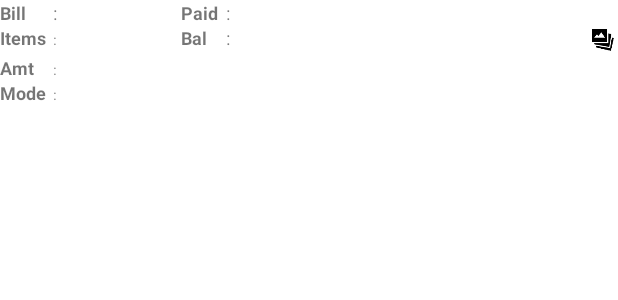
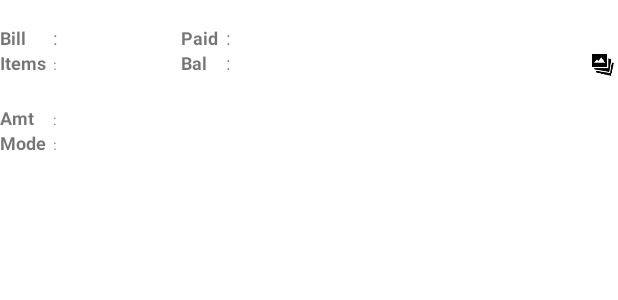
Before and after one commit to gabziltech/ClearCredit, an Android app: the layout historyresult1.xml on its own in the app's theme, with its tools: preview values and no code run, on a phone screen of 412 x 824 dp. Shown: the top 300 px of the screen. Run offline under Robolectric (Android 15) with nearby library versions, the light colour scheme and no system bars.

Commit message:
06-Oct-2016(Yogesh)

```diff
--- a/app/src/main/AndroidManifest.xml
+++ b/app/src/main/AndroidManifest.xml
@@ -13,7 +13,7 @@
 
     <application
         android:allowBackup="true"
-        android:icon="@mipmap/ic_launcher"
+        android:icon="@mipmap/ic_logo"
         android:label="@string/app_name"
         android:theme="@style/AppTheme">
         <activity
--- a/app/src/main/java/com/gabzil/retail_shop/AllPaymentListAdaptor.java
+++ b/app/src/main/java/com/gabzil/retail_shop/AllPaymentListAdaptor.java
@@ -24,7 +24,7 @@ public class AllPaymentListAdaptor extends ArrayAdapter<PaymentDBEntities> {
     }
 
     private class ViewHolder {
-        TextView date,paymentamount,paymentmode;
+        TextView date,paymentamount,paymentmode,payname;
         PaymentDBEntities data;
         LinearLayout billtype,paymenttype;
     }
@@ -41,6 +41,7 @@ public class AllPaymentListAdaptor extends ArrayAdapter<PaymentDBEntities> {
             holder = new ViewHolder();
             holder.billtype = (LinearLayout) convertView.findViewById(R.id.billtype);
             holder.paymenttype = (LinearLayout) convertView.findViewById(R.id.paymenttype);
+            holder.payname = (TextView) convertView.findViewById(R.id.payname);
             holder.date = (TextView) convertView.findViewById(R.id.date2);
             holder.paymentamount = (TextView) convertView.findViewById(R.id.paymentamount);
             holder.paymentmode = (TextView) convertView.findViewById(R.id.paymentmode);
@@ -54,6 +55,7 @@ public class AllPaymentListAdaptor extends ArrayAdapter<PaymentDBEntities> {
         holder.data = SubsList.get(position);
         String date = holder.data.getUserDate();
         holder.date.setText(TextClean(date.substring(0, 12)));
+        holder.payname.setText(holder.data.getCustomerName());
         holder.paymentamount.setText("Rs " +String.format("%.2f", holder.data.getPayAmount()));
         holder.paymentmode.setText(String.valueOf(holder.data.getPaymentMode()));
 
--- a/app/src/main/java/com/gabzil/retail_shop/BillOutstanding.java
+++ b/app/src/main/java/com/gabzil/retail_shop/BillOutstanding.java
@@ -155,7 +155,8 @@ public class BillOutstanding extends Fragment implements OnGettingOutStanding {
                 }
                 XAxis xAxis = chart.getXAxis();
                 xAxis.setPosition(XAxis.XAxisPosition.BOTTOM);
-
+                xAxis.setTextSize(10f);
+                xAxis.setSpaceBetweenLabels(2);
                 YAxis yAxisRight = chart.getAxisRight();
                 yAxisRight.setEnabled(false);
                 TextView xAxisName = new TextView(getActivity());
--- a/app/src/main/java/com/gabzil/retail_shop/CustomerBillList.java
+++ b/app/src/main/java/com/gabzil/retail_shop/CustomerBillList.java
@@ -53,7 +53,8 @@ public class CustomerBillList extends Fragment implements TaskImageComplete {
 
     public void SetBillsToList(ArrayList<BillDBEntities> bill) {
         if (bill.size() > 0){
-            subAdap = new AllBillListAdaptor(getActivity(), R.layout.historyresult, bill,this);
+            boolean flag=false;
+            subAdap = new AllBillListAdaptor(getActivity(), R.layout.historyresult, bill,this,flag);
             BillList.setAdapter(subAdap);
         }
         else {
--- a/app/src/main/java/com/gabzil/retail_shop/History.java
+++ b/app/src/main/java/com/gabzil/retail_shop/History.java
@@ -394,7 +394,8 @@ public class History extends Fragment implements OnGettingInfoFromPeriod, TaskIm
         if (bill.size() > 0) {
             message.setVisibility(View.GONE);
             list.setVisibility(View.VISIBLE);
-            subAdap1 = new AllBillListAdaptor(getActivity(), R.layout.historyresult1, bill, this);
+            boolean flag=true;
+            subAdap1 = new AllBillListAdaptor(getActivity(), R.layout.historyresult1, bill, this,flag);
             list.setAdapter(subAdap1);
         }
     }
--- a/app/src/main/res/layout/historyresult1.xml
+++ b/app/src/main/res/layout/historyresult1.xml
@@ -10,11 +10,38 @@
         android:layout_width="fill_parent"
         android:layout_height="wrap_content"
         android:orientation="vertical">
+        <LinearLayout
+            android:id="@+id/billnamelay"
+            android:layout_width="match_parent"
+            android:layout_height="wrap_content"
+            android:orientation="horizontal">
+
+            <TextView
+                android:id="@+id/billname"
+                android:layout_width="wrap_content"
+                android:layout_height="wrap_content"
+                android:textSize="12dp"
+                android:textStyle="bold"
+                />
+
+            <View
+                android:layout_width="0dp"
+                android:layout_height="0dp"
+                android:layout_weight="1"/>
+
+            <TextView
+                android:id="@+id/date"
+                android:layout_width="wrap_content"
+                android:layout_height="wrap_content"
+                android:textColor="#757575"
+                android:textSize="10dp" />
+        </LinearLayout>
 
         <LinearLayout
             android:layout_width="fill_parent"
             android:layout_height="wrap_content"
             android:orientation="horizontal">
+
 
             <LinearLayout
                 android:id="@+id/bill"
@@ -76,11 +103,12 @@
                 android:layout_weight="1"/>
 
             <TextView
-                android:id="@+id/date"
+                android:id="@+id/date3"
                 android:layout_width="wrap_content"
                 android:layout_height="wrap_content"
                 android:textColor="#757575"
                 android:textSize="10dp" />
+
 
         </LinearLayout>
 
@@ -163,6 +191,31 @@
         android:layout_width="fill_parent"
         android:layout_height="wrap_content"
         android:orientation="vertical">
+        <LinearLayout
+            android:layout_width="match_parent"
+            android:layout_height="wrap_content"
+            android:orientation="horizontal">
+
+            <TextView
+                android:id="@+id/payname"
+                android:layout_width="wrap_content"
+                android:layout_height="wrap_content"
+                android:textSize="12dp"
+                android:textStyle="bold"/>
+
+            <View
+                android:layout_width="0dp"
+                android:layout_height="0dp"
+                android:layout_weight="1" />
+
+            <TextView
+                android:id="@+id/date2"
+                android:layout_width="wrap_content"
+                android:layout_height="wrap_content"
+                android:textColor="#757575"
+                android:textSize="10dp" />
+        </LinearLayout>
+
 
         <LinearLayout
             android:layout_width="fill_parent"
@@ -188,17 +241,7 @@
                 android:layout_height="wrap_content"
                 android:textSize="12dp" />
 
-            <View
-                android:layout_width="0dp"
-                android:layout_height="0dp"
-                android:layout_weight="1" />
 
-            <TextView
-                android:id="@+id/date2"
-                android:layout_width="wrap_content"
-                android:layout_height="wrap_content"
-                android:textColor="#757575"
-                android:textSize="10dp" />
 
         </LinearLayout>
 
--- a/app/src/main/res/layout/popup_enter_code.xml
+++ b/app/src/main/res/layout/popup_enter_code.xml
@@ -63,7 +63,7 @@
                     android:background="@drawable/curve"
                     android:hint="Unique Code"
                     android:inputType="number"
-                    android:maxLength="13"
+                    android:maxLength="4"
                     android:paddingBottom="5dp"
                     android:paddingLeft="10dp"
                     android:paddingRight="5dp"
--- a/app/src/main/res/values/strings.xml
+++ b/app/src/main/res/values/strings.xml
@@ -15,9 +15,9 @@
         <item>Customer</item>
         <item>Bill</item>
         <item>Payment</item>
-        <item>Bill OutStanding</item>
+        <item>Bill Outstanding</item>
         <item>History</item>
-        <item>Contact</item>
+        <item>Terms &amp; Conditions</item>
     </string-array>
 
     <string name="drawer_open">Open navigation drawer</string>
```
Also changed, not shown: app/src/main/java/com/gabzil/retail_shop/AllBillListAdaptor.java (+18 -3 lines), app/src/main/java/com/gabzil/retail_shop/AllHistoryAdaptor.java (+6 -1 lines), app/src/main/java/com/gabzil/retail_shop/MainActivity.java (+20 -7 lines), app/src/main/res/layout/fragment_contact.xml (+53 -4 lines), 1 other file.
